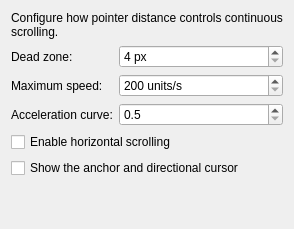
Qt form kcm/autoscroll_config.ui (elecxyz/Kwin_AutoScroll) before a commit.
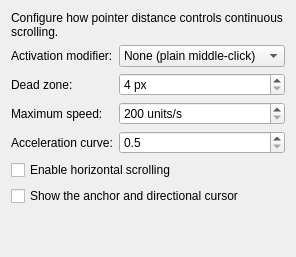
The same form after that commit.

Commit message: - Added an optional Control, Meta, Alt, or Shift modifier for middle-click   activation, allowing plain middle-click behavior to remain available to   browsers and other applications. - Delayed generated scrolling until the complete activation chord is released   so modifier-sensitive wheel actions such as zoom are not triggered. - Required two physical wheel events to cancel an active session, preventing a   single accidental wheel detent from stopping AutoScroll. - Kept unmodified middle-click activation as the default for existing users.

Patch:
```diff
--- a/kcm/autoscroll_config.ui
+++ b/kcm/autoscroll_config.ui
@@ -20,25 +20,43 @@
    <item>
     <layout class="QFormLayout" name="formLayout">
      <item row="0" column="0">
+      <widget class="QLabel" name="activationModifierLabel">
+       <property name="text"><string>Activation modifier:</string></property>
+       <property name="buddy"><cstring>kcfg_ActivationModifier</cstring></property>
+      </widget>
+     </item>
+     <item row="0" column="1">
+      <widget class="QComboBox" name="kcfg_ActivationModifier">
+       <property name="toolTip">
+        <string>Hold the selected modifier while middle-clicking, then release both before moving the pointer. Plain middle-clicks pass through when a modifier is selected.</string>
+       </property>
+       <item><property name="text"><string>None (plain middle-click)</string></property></item>
+       <item><property name="text"><string>Control</string></property></item>
+       <item><property name="text"><string>Meta</string></property></item>
+       <item><property name="text"><string>Alt</string></property></item>
+       <item><property name="text"><string>Shift</string></property></item>
+      </widget>
+     </item>
+     <item row="1" column="0">
       <widget class="QLabel" name="deadZoneLabel">
        <property name="text"><string>Dead zone:</string></property>
        <property name="buddy"><cstring>kcfg_DeadZone</cstring></property>
       </widget>
      </item>
-     <item row="0" column="1">
+     <item row="1" column="1">
       <widget class="QSpinBox" name="kcfg_DeadZone">
        <property name="suffix"><string> px</string></property>
        <property name="minimum"><number>4</number></property>
        <property name="maximum"><number>64</number></property>
       </widget>
      </item>
-     <item row="1" column="0">
+     <item row="2" column="0">
       <widget class="QLabel" name="maximumSpeedLabel">
        <property name="text"><string>Maximum speed:</string></property>
        <property name="buddy"><cstring>kcfg_MaximumSpeed</cstring></property>
       </widget>
      </item>
-     <item row="1" column="1">
+     <item row="2" column="1">
       <widget class="QSpinBox" name="kcfg_MaximumSpeed">
        <property name="suffix"><string> units/s</string></property>
        <property name="minimum"><number>200</number></property>
@@ -46,13 +64,13 @@
        <property name="singleStep"><number>100</number></property>
       </widget>
      </item>
-     <item row="2" column="0">
+     <item row="3" column="0">
       <widget class="QLabel" name="accelerationLabel">
        <property name="text"><string>Acceleration curve:</string></property>
        <property name="buddy"><cstring>kcfg_AccelerationExponent</cstring></property>
       </widget>
      </item>
-     <item row="2" column="1">
+     <item row="3" column="1">
       <widget class="QDoubleSpinBox" name="kcfg_AccelerationExponent">
        <property name="toolTip">
         <string>Higher values make scrolling gentler near the anchor and steeper farther away.</string>
```
The commit also changes 15 other files.
